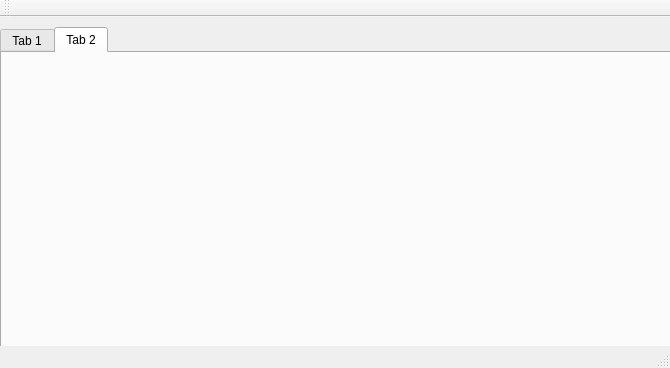
Qt form TimeSchedule/mainwindow.ui (HuangDanGeeker/MyTimeSchedule) before a commit.
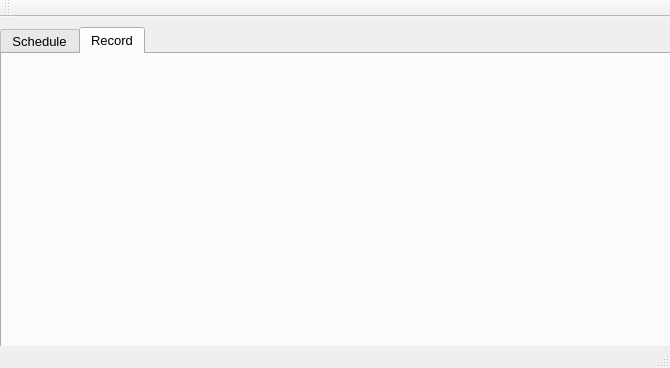
The same form after that commit. The open tabs and pages were chosen to show the change. Icons and pictures are not drawn.

What changed in the file:
```diff
--- a/TimeSchedule/mainwindow.ui
+++ b/TimeSchedule/mainwindow.ui
@@ -15,6 +15,9 @@
   </property>
   <widget class="QWidget" name="centralWidget">
    <widget class="QTabWidget" name="tabWidget">
+    <property name="enabled">
+     <bool>true</bool>
+    </property>
     <property name="geometry">
      <rect>
       <x>0</x>
@@ -23,12 +26,17 @@
       <height>321</height>
      </rect>
     </property>
+    <property name="font">
+     <font>
+      <pointsize>10</pointsize>
+     </font>
+    </property>
     <property name="currentIndex">
      <number>0</number>
     </property>
     <widget class="QWidget" name="tab">
      <attribute name="title">
-      <string>Tab 1</string>
+      <string>Schedule</string>
      </attribute>
      <widget class="QTableView" name="ScheduleView">
       <property name="geometry">
@@ -95,7 +103,7 @@
     </widget>
     <widget class="QWidget" name="tab_2">
      <attribute name="title">
-      <string>Tab 2</string>
+      <string>Record</string>
      </attribute>
     </widget>
    </widget>
```
Left out of the diff: 16 changed lines with no effect on the pictures.
